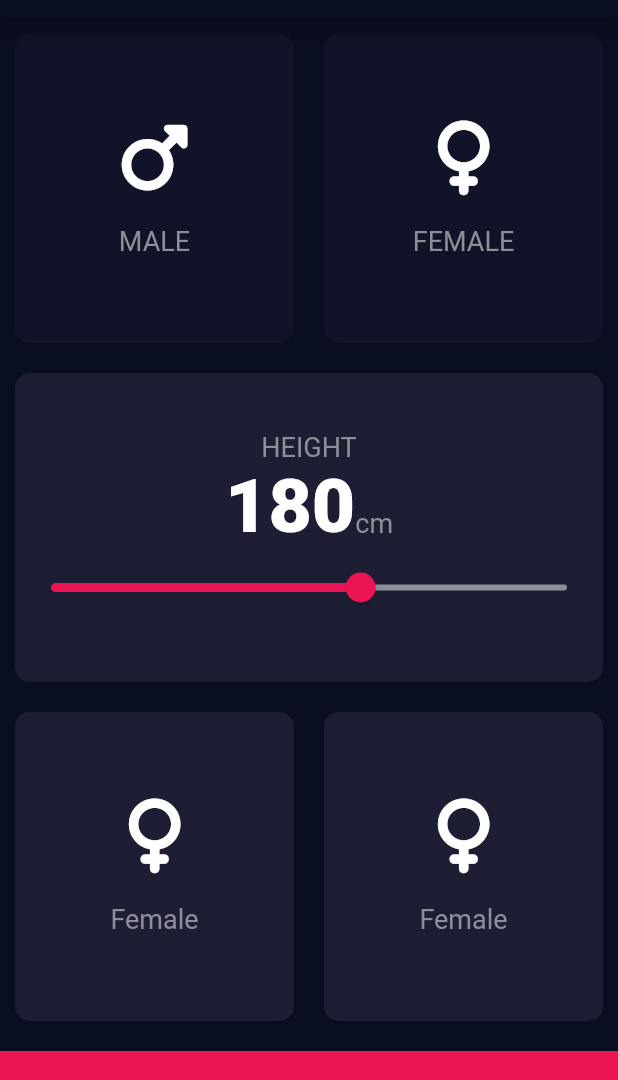
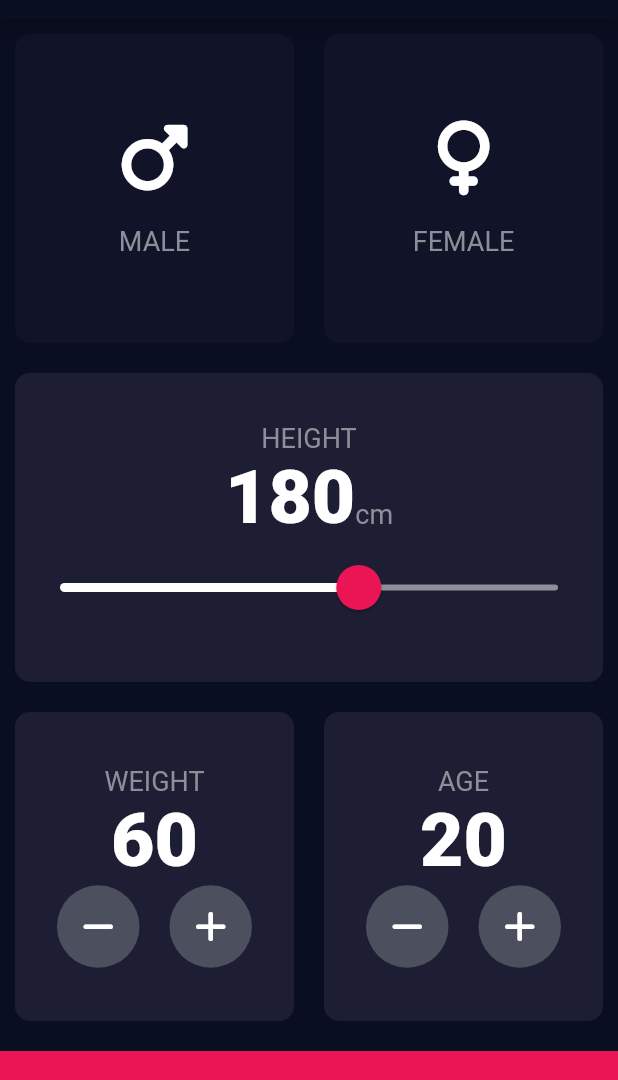
Before and after one commit to nixx49/bmi_calculator, a Flutter app: the screen it shows after launch, on a phone screen of 412 x 824 dp, the part 65-1145 px from its top. Run offline on Flutter 3.47's test engine with Material 2 defaults, Android fonts, the phone set to English and light mode, and no system bars; our stand-ins replace font_awesome_flutter.

Commit message:
Adding buttons using composition techniques

```diff
--- a/lib/input_page.dart
+++ b/lib/input_page.dart
@@ -20,6 +20,8 @@ class InputPage extends StatefulWidget {
 class _InputPageState extends State<InputPage> {
   Gender selectedGender = Gender.noGender;
   int height = 180;
+  int weight = 60;
+  int age = 20;
 
   @override
   Widget build(BuildContext context) {
@@ -95,17 +97,27 @@ class _InputPageState extends State<InputPage> {
                       )
                     ],
                   ),
-                  Slider(
+                  SliderTheme(
+                    data: SliderTheme.of(context).copyWith(
+                      activeTrackColor: Colors.white,
+                      inactiveTrackColor: const Color(0xFF8D8E98),
+                      thumbColor: const Color(0xFFEB1555),
+                      overlayColor: const Color(0x29EB1555),
+                      thumbShape:
+                          const RoundSliderThumbShape(enabledThumbRadius: 15.0),
+                      overlayShape:
+                          const RoundSliderOverlayShape(overlayRadius: 30.0),
+                    ),
+                    child: Slider(
                       value: height.toDouble(),
                       min: 120.0,
                       max: 220.0,
-                    activeColor: const Color(0xFFEB1555),
-                    inactiveColor: const Color(0xFF8D8E98),
                       onChanged: (double newValue) {
                         setState(() {
                           height = newValue.round();
                         });
                       },
+                    ),
                   ),
                 ],
               ),
@@ -119,9 +131,39 @@ class _InputPageState extends State<InputPage> {
                   child: ReusableCard(
                     onPress: () {},
                     colour: kActiveCardColor,
-                    cardChild: IconInfo(
-                      icon: FontAwesomeIcons.venus,
-                      label: 'Female',
+                    cardChild: Column(
+                      mainAxisAlignment: MainAxisAlignment.center,
+                      children: <Widget>[
+                        const Text(
+                          'WEIGHT',
+                          style: kLabelTextStyle,
+                        ),
+                        Text(weight.toString(), style: kNumberTextStyle),
+                        Row(
+                          mainAxisAlignment: MainAxisAlignment.center,
+                          children: <Widget>[
+                            RoundIconButton(
+                              icon: FontAwesomeIcons.minus,
+                              onPressed: () {
+                                // setState(() {
+                                //   weight--;
+                                // });
+                              },
+                            ),
+                            const SizedBox(
+                              width: 20.0,
+                            ),
+                            RoundIconButton(
+                              icon: FontAwesomeIcons.plus,
+                              onPressed: () {
+                                // setState(() {
+                                //   weight++;
+                                // });
+                              },
+                            ),
+                          ],
+                        ),
+                      ],
                     ),
                   ),
                 ),
@@ -129,9 +171,39 @@ class _InputPageState extends State<InputPage> {
                   child: ReusableCard(
                     onPress: () {},
                     colour: kActiveCardColor,
-                    cardChild: IconInfo(
-                      icon: FontAwesomeIcons.venus,
-                      label: 'Female',
+                    cardChild: Column(
+                      mainAxisAlignment: MainAxisAlignment.center,
+                      children: <Widget>[
+                        const Text(
+                          'AGE',
+                          style: kLabelTextStyle,
+                        ),
+                        Text(age.toString(), style: kNumberTextStyle),
+                        Row(
+                          mainAxisAlignment: MainAxisAlignment.center,
+                          children: <Widget>[
+                            RoundIconButton(
+                              icon: FontAwesomeIcons.minus,
+                              onPressed: () {
+                                // setState(() {
+                                //   weight--;
+                                // });
+                              },
+                            ),
+                            const SizedBox(
+                              width: 20.0,
+                            ),
+                            RoundIconButton(
+                              icon: FontAwesomeIcons.plus,
+                              onPressed: () {
+                                // setState(() {
+                                //   weight++;
+                                // });
+                              },
+                            ),
+                          ],
+                        ),
+                      ],
                     ),
                   ),
                 ),
@@ -156,3 +228,22 @@ class _InputPageState extends State<InputPage> {
     );
   }
 }
+
+class RoundIconButton extends StatelessWidget {
+  // const RoundIconButton({Key? key}) : super(key: key);
+  RoundIconButton({required this.icon, required this.onPressed});
+  final IconData icon;
+  final Function onPressed;
+
+  @override
+  Widget build(BuildContext context) {
+    return RawMaterialButton(
+      onPressed: onPressed(),
+      elevation: 6.0,
+      constraints: const BoxConstraints.tightFor(width: 55.0, height: 55.0),
+      shape: const CircleBorder(),
+      fillColor: const Color(0xFF4C4F5E),
+      child: Icon(icon),
+    );
+  }
+}
```
Also changed, not shown: lib/IconInfo.dart (+2 -8 lines), lib/constant.dart (+6 -2 lines). Lines whose indentation alone changed are shown as unchanged.
